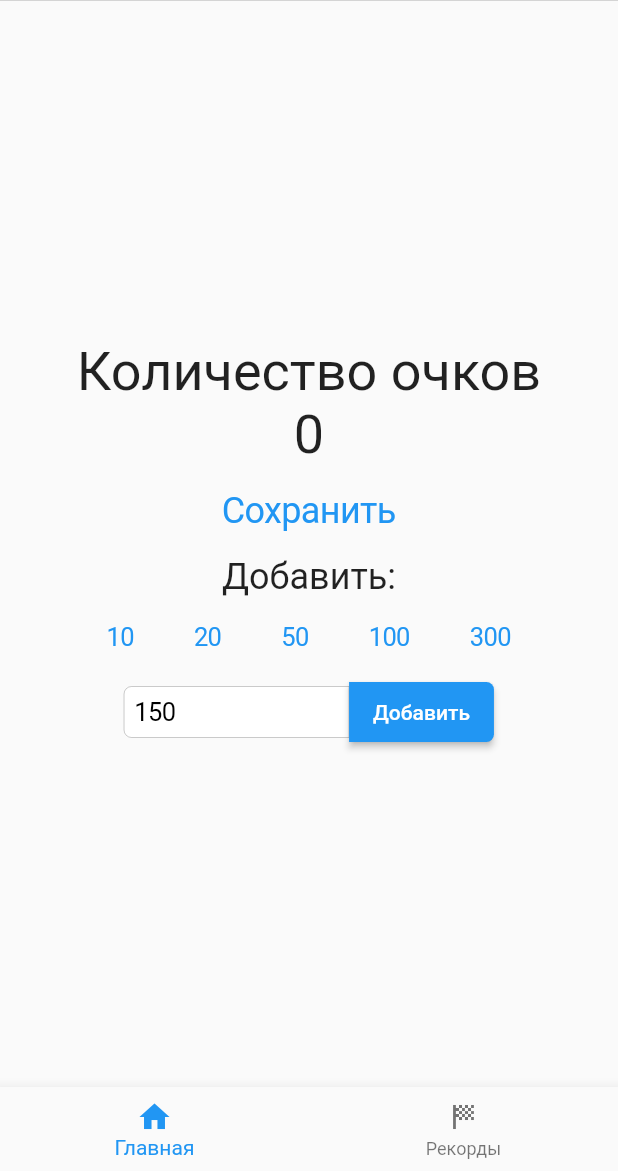
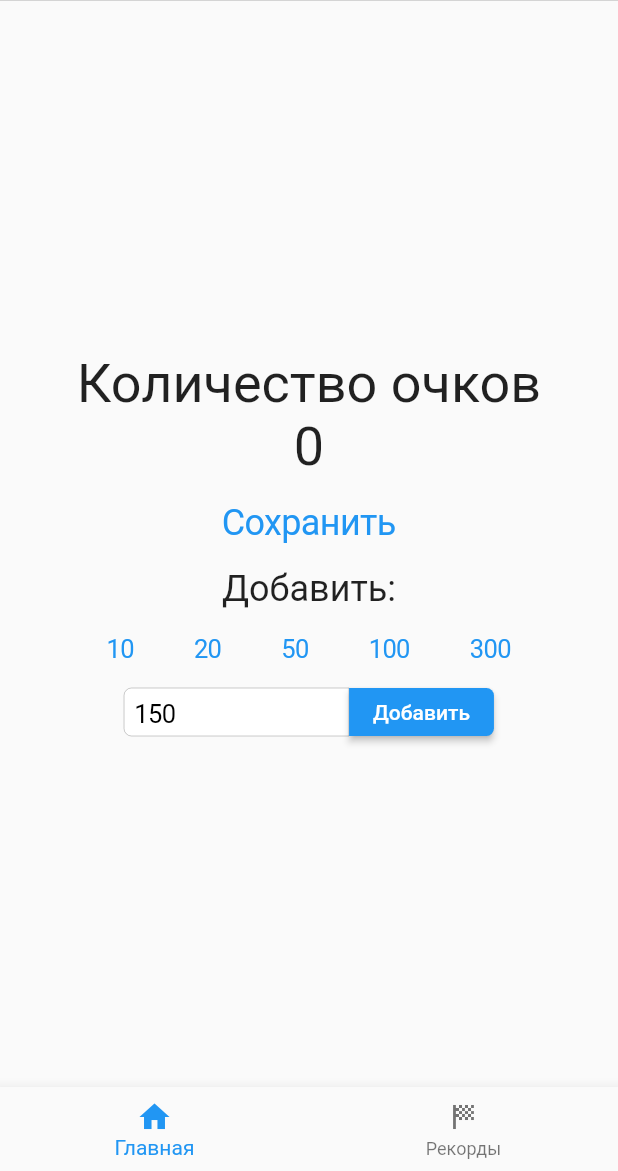
Before and after one commit to pokatomnik/scorify, a Flutter app: the screen it shows after launch, on a phone screen of 412 x 824 dp, the part 65-1236 px from its top. Run offline on Flutter 3.47's test engine with Material 2 defaults, Android fonts, the light colour scheme and no system bars; our stand-ins replace shared_preferences.

Commit message:
fix minor ui issues

```diff
--- a/lib/Routes/Home/HomeContent.dart
+++ b/lib/Routes/Home/HomeContent.dart
@@ -86,6 +86,7 @@ class HomeContent extends StatelessWidget {
             children: [
               SizedBox(
                 width: 150,
+                height: 32,
                 child: CupertinoTextField(
                   decoration: CupertinoTextField().decoration?.copyWith(
                     borderRadius: BorderRadius.only(
@@ -98,10 +99,10 @@ class HomeContent extends StatelessWidget {
                   controller: _textEditingController,
                 ),
               ),
-              ElevatedButton(
-                style: ElevatedButton.styleFrom(
-                  minimumSize: Size(40, 40)
-                ).copyWith(
+              SizedBox(
+                height: 32,
+                child: ElevatedButton(
+                  style: ElevatedButton.styleFrom().copyWith(
                       shape: MaterialStateProperty.all<RoundedRectangleBorder>(
                           RoundedRectangleBorder(
                             borderRadius: BorderRadius.only(
@@ -115,7 +116,9 @@ class HomeContent extends StatelessWidget {
                   ),
                   child: Text('Добавить'),
                   onPressed: _incrementWithCustom,
+                ),
               )
+
             ]),
       ],
     );
```
Also changed, not shown: lib/Routes/ScoresTable/ResultsTable.dart (+3 -6 lines). Lines whose indentation alone changed are shown as unchanged.
